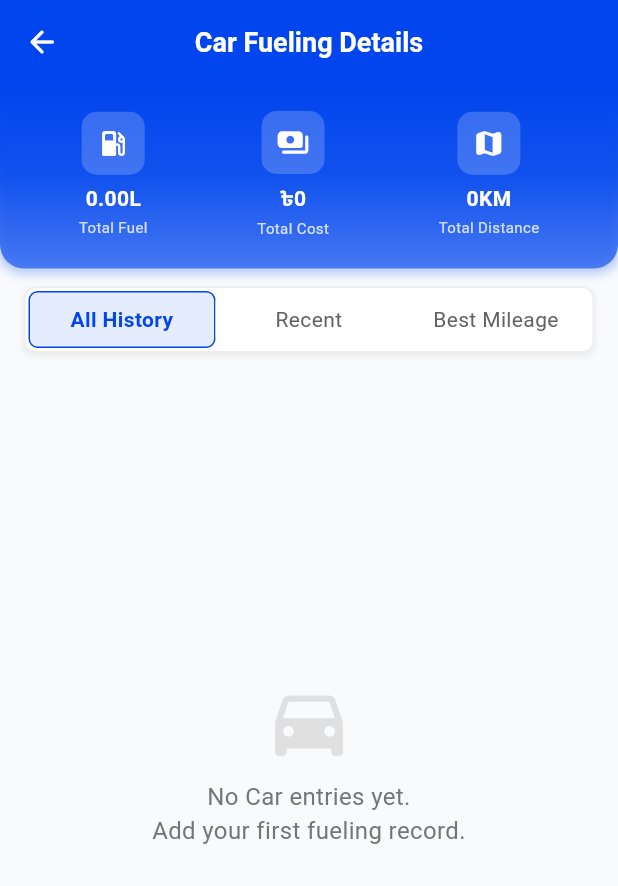
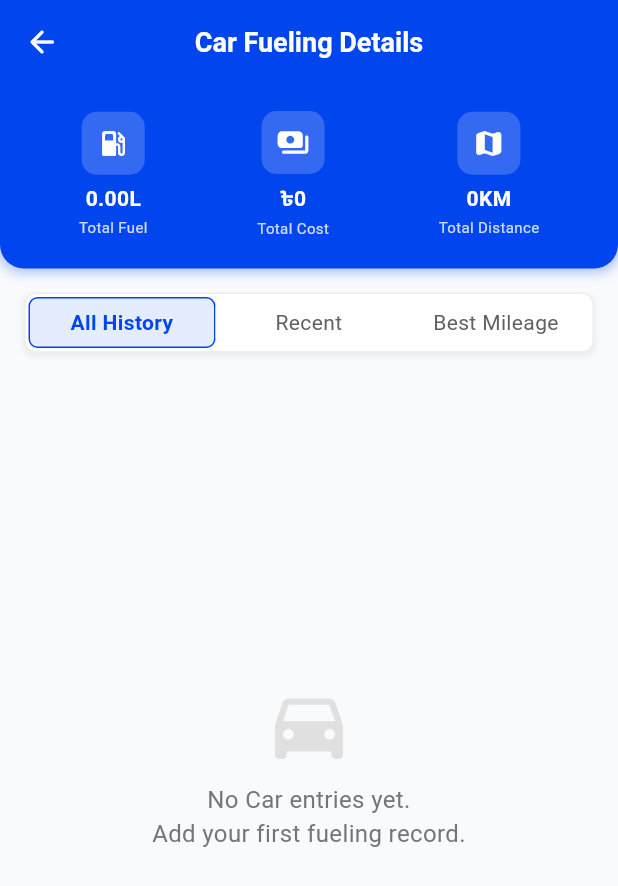
Before and after one commit to azizulever/tankibhai_android, a Flutter app: the DetailedHistoryScreen screen opened directly, on a phone screen of 412 x 824 dp. Shown: the top 886 px of the screen. Run offline on Flutter 3.47's test engine with Material 3 defaults, Android fonts, the light colour scheme and no system bars; our stand-ins replace flutter_svg, get, shared_preferences; accounts and stored records are empty.

Commit message:
releas 1.3.12

```diff
--- a/lib/screens/detailed_history_screen.dart
+++ b/lib/screens/detailed_history_screen.dart
@@ -37,20 +37,12 @@ class _DetailedHistoryScreenState extends State<DetailedHistoryScreen> {
           ),
           body: Column(
             children: [
-              // Statistics section with gradient background
+              // Statistics section
               Container(
                 width: double.infinity,
                 padding: const EdgeInsets.only(left: 16, right: 16, bottom: 12),
                 decoration: BoxDecoration(
-                  gradient: LinearGradient(
-                    begin: Alignment.topCenter,
-                    end: Alignment.bottomCenter,
-                    colors: [
-                      primaryColor,
-                      primaryColor.withOpacity(0.9),
-                      primaryColor.withOpacity(0.6),
-                    ],
-                  ),
+                  color: primaryColor,
                   borderRadius: const BorderRadius.only(
                     bottomLeft: Radius.circular(16),
                     bottomRight: Radius.circular(16),
@@ -97,7 +89,7 @@ class _DetailedHistoryScreenState extends State<DetailedHistoryScreen> {
                 ),
               ),
 
-              const SizedBox(height: 4),
+              const SizedBox(height: 8),
               CustomTabBar(
                 tabs: const ['All History', 'Recent', 'Best Mileage'],
                 onTabChanged: (index) {
@@ -107,7 +99,7 @@ class _DetailedHistoryScreenState extends State<DetailedHistoryScreen> {
                 },
                 initialIndex: _selectedTabIndex,
               ),
-
+              const SizedBox(height: 4),
               // Tab content
               Expanded(
                 child:
@@ -119,24 +111,48 @@ class _DetailedHistoryScreenState extends State<DetailedHistoryScreen> {
                           index: _selectedTabIndex,
                           children: [
                             // All History Tab
-                            FuelEntryList(
+                            Container(
+                              margin: const EdgeInsets.fromLTRB(16, 0, 16, 16),
+                              decoration: BoxDecoration(
+                                color: Colors.white,
+                                borderRadius: BorderRadius.circular(6),
+                                border: Border.all(color: Colors.grey.shade200),
+                              ),
+                              child: FuelEntryList(
                                 entries: controller.filteredEntries,
                                 controller: controller,
                                 listType: "all",
                               ),
+                            ),
 
                             // Recent Tab
-                            FuelEntryList(
+                            Container(
+                              margin: const EdgeInsets.fromLTRB(16, 0, 16, 16),
+                              decoration: BoxDecoration(
+                                color: Colors.white,
+                                borderRadius: BorderRadius.circular(6),
+                                border: Border.all(color: Colors.grey.shade200),
+                              ),
+                              child: FuelEntryList(
                                 entries: controller.filteredEntries,
                                 controller: controller,
                                 listType: "recent",
                               ),
+                            ),
 
                             // Best Mileage Tab
-                            FuelEntryList(
+                            Container(
+                              margin: const EdgeInsets.fromLTRB(16, 0, 16, 16),
+                              decoration: BoxDecoration(
+                                color: Colors.white,
+                                borderRadius: BorderRadius.circular(6),
+                                border: Border.all(color: Colors.grey.shade200),
+                              ),
+                              child: FuelEntryList(
                                 entries: controller.filteredEntries,
                                 controller: controller,
                                 listType: "best",
+                              ),
                             ),
                           ],
                         ),
--- a/lib/screens/home_screen.dart
+++ b/lib/screens/home_screen.dart
@@ -157,7 +157,7 @@ class HomePage extends StatelessWidget {
                           mainAxisSize: MainAxisSize.min,
                           children: [
                             const Text(
-                              'SEE MORE',
+                              'SEE ALL DETAILS',
                               style: TextStyle(
                                 fontWeight: FontWeight.bold,
                                 fontSize: 12,
--- a/lib/widgets/custom_tab_bar.dart
+++ b/lib/widgets/custom_tab_bar.dart
@@ -49,9 +49,7 @@ class _CustomTabBarState extends State<CustomTabBar> {
           child: Row(
             children: List.generate(
               widget.tabs.length,
-              (index) => Expanded(
-                child: _buildTabItem(index),
-              ),
+              (index) => Expanded(child: _buildTabItem(index)),
             ),
           ),
         ),
@@ -70,7 +68,7 @@ class _CustomTabBarState extends State<CustomTabBar> {
         widget.onTabChanged(index);
       },
       child: Container(
-        padding: const EdgeInsets.symmetric(vertical: 8, horizontal: 4),
+        padding: const EdgeInsets.symmetric(vertical: 6),
         decoration: BoxDecoration(
           color: isSelected ? primaryColor.withOpacity(0.1) : Colors.white,
           borderRadius: BorderRadius.circular(6),
```
Lines whose indentation alone changed are shown as unchanged.
